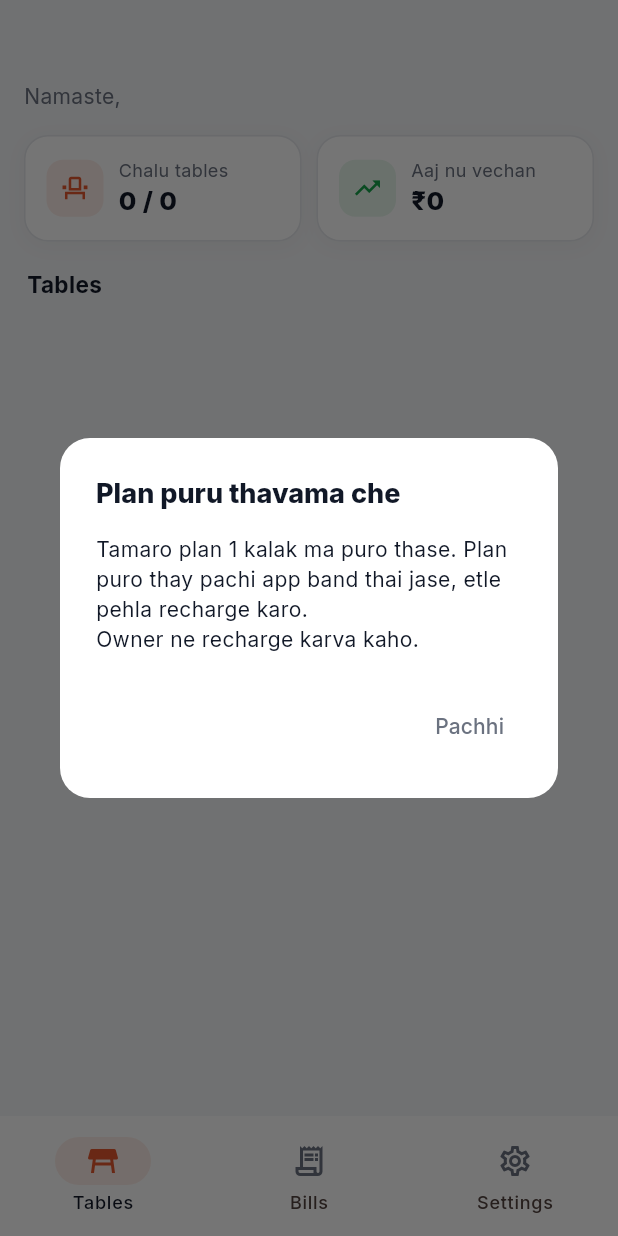
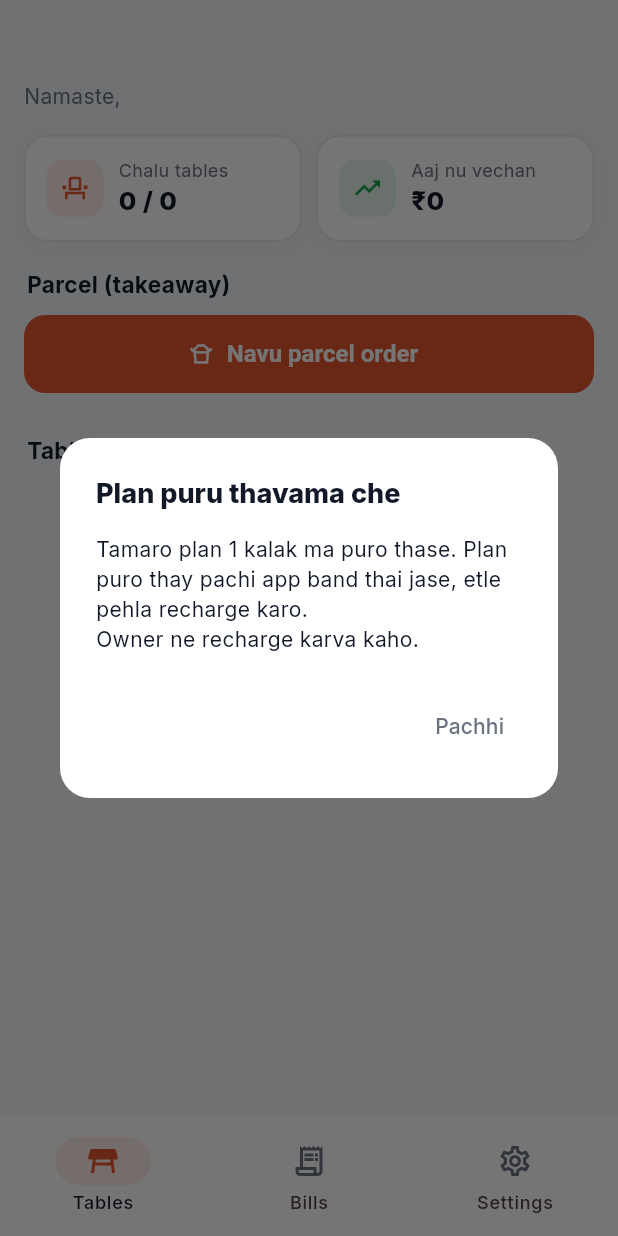
Before and after one commit to gohilyashm2007-glitch/my-order, a Flutter app: the Home screen opened directly with empty values, on a phone screen of 412 x 824 dp. Run offline on Flutter 3.47's test engine with Material 3 defaults, Android fonts, the phone set to English and light mode, and no system bars; our stand-ins replace cloud_firestore, firebase_auth, firebase_core, google_fonts, image_picker, share_plus; accounts and stored records are empty.

Commit message:
Refactor order handling for parcels and tables
Refactor order handling to distinguish between parcel and table orders. Update order display and save logic accordingly.

```diff
--- a/lib/main.dart
+++ b/lib/main.dart
@@ -123,7 +123,7 @@ String genCode() {
 }
 
 String billText(String shop, Json o) {
-  final b = StringBuffer('$shop\nTable ${o['table']}\n--------------------\n');
+  final b = StringBuffer('$shop\n${orderName(o)}\n--------------------\n');
   for (final g in grouped(o)) {
     b.writeln('${g['n']} x${g['q']}   ${rs(_n(g['p']) * _n(g['q']))}');
   }
@@ -280,6 +280,19 @@ String planLeftText(DateTime? end) {
   if (left.inDays >= 1) return 'Baki ${left.inDays} divas  ·  $date sudhi';
   return 'Baki ${max(1, left.inHours)} kalak';
 }
+
+/// Parcel (takeaway) order: table nathi hotu. Naam/label optional.
+bool isParcel(Json o) => '${o['type'] ?? ''}' == 'parcel';
+
+String orderName(Json o) {
+  if (!isParcel(o)) return 'Table ${o['table']}';
+  final l = '${o['label'] ?? ''}'.trim();
+  if (l.isNotEmpty) return 'Parcel  ·  $l';
+  final t = o['created'];
+  return t is Timestamp ? 'Parcel  ·  ${fmtTime(t.toDate())}' : 'Parcel';
+}
+
+String orderBadge(Json o) => isParcel(o) ? 'P' : 'T${o['table']}';
 
 String fmtTime(DateTime d) {
   final h = d.hour % 12 == 0 ? 12 : d.hour % 12;
@@ -582,7 +595,7 @@ class BillCard extends StatelessWidget {
         const SizedBox(height: 10),
         Text(shop, textAlign: TextAlign.center, style: const TextStyle(fontSize: 20, fontWeight: FontWeight.w800)),
         const SizedBox(height: 2),
-        Text('Table ${o['table']}  ·  ${when()}', textAlign: TextAlign.center, style: const TextStyle(color: kMute, fontSize: 12.5)),
+        Text('${orderName(o)}  ·  ${when()}', textAlign: TextAlign.center, style: const TextStyle(color: kMute, fontSize: 12.5)),
         dash(),
         cols('Item', 'Qty', 'Rate', 'Rakam', head: true),
         for (final g in items) cols('${g['n']}', '${_n(g['q']).toInt()}', rs(_n(g['p'])), rs(_n(g['p']) * _n(g['q']))),
@@ -1819,10 +1832,18 @@ class TablesPage extends StatelessWidget {
         stream: c.col('orders').where('status', isEqualTo: 'open').snapshots(),
         builder: (_, s) {
           final by = <int, Json>{};
+          final List<QDoc> parcels = [];
           for (final d in s.data?.docs ?? <QDoc>[]) {
-            by[_n(d.data()['table']).toInt()] = d.data();
+            if (isParcel(d.data())) {
+              parcels.add(d);
+            } else {
+              by[_n(d.data()['table']).toInt()] = d.data();
+            }
           }
-          final openTotal = by.values.fold<num>(0, (a, o) => a + orderTotal(o));
+          parcels.sort((a, b) => ((a.data()['created'] as Timestamp?)?.millisecondsSinceEpoch ?? 9007199254740000)
+              .compareTo((b.data()['created'] as Timestamp?)?.millisecondsSinceEpoch ?? 9007199254740000));
+          final openTotal = by.values.fold<num>(0, (a, o) => a + orderTotal(o)) +
+              parcels.fold<num>(0, (a, d) => a + orderTotal(d.data()));
           final now = DateTime.now();
           return Pg(c.name, sub: 'Namaste, ${c.uname}', children: [
             Row(children: [
@@ -1841,6 +1862,36 @@ class TablesPage extends StatelessWidget {
                   ),
                 ),
             ]),
+            sectionTitle('Parcel (takeaway)'),
+            FilledButton.icon(
+              onPressed: () => newParcel(context),
+              icon: const Icon(Icons.takeout_dining_outlined),
+              label: const Text('Navu parcel order'),
+            ),
+            const SizedBox(height: 10),
+            for (final d in parcels)
+              Surface(
+                margin: const EdgeInsets.only(bottom: 10),
+                color: kBrandSoft,
+                border: kBrandLine,
+                padding: const EdgeInsets.fromLTRB(14, 12, 14, 12),
+                onTap: () => Navigator.push(
+                    context,
+                    MaterialPageRoute(
+                        builder: (_) => OrderPage(
+                            c: c, table: 0, parcel: true, orderId: d.id, label: '${d.data()['label'] ?? ''}'))),
+                child: Row(children: [
+                  const Icon(Icons.takeout_dining_outlined, color: kBrand),
+                  const SizedBox(width: 12),
+                  Expanded(
+                    child: Column(crossAxisAlignment: CrossAxisAlignment.start, children: [
+                      Text(orderName(d.data()), maxLines: 1, overflow: TextOverflow.ellipsis, style: const TextStyle(fontWeight: FontWeight.w800, fontSize: 16)),
+                      Text('${grouped(d.data()).length} item', style: const TextStyle(color: kMute, fontSize: 12.5)),
+                    ]),
+                  ),
+                  Text(rs(orderTotal(d.data())), style: const TextStyle(fontWeight: FontWeight.w800, fontSize: 16, color: kBrand)),
+                ]),
+              ),
             sectionTitle('Tables'),
             GridView.count(
               crossAxisCount: 3,
@@ -1854,6 +1905,16 @@ class TablesPage extends StatelessWidget {
           ]);
         },
       );
+
+  Future<void> newParcel(BuildContext context) async {
+    final v = await askForm(context, 'Navu parcel', ['Customer nu naam (optional)']);
+    if (v == null || !context.mounted) return;
+    Navigator.push(
+        context,
+        MaterialPageRoute(
+            builder: (_) => OrderPage(
+                c: c, table: 0, parcel: true, orderId: 'parcel_${DateTime.now().microsecondsSinceEpoch}', label: v[0])));
+  }
 
   Widget tile(BuildContext context, int t, Json? o) {
     final open = o != null;
@@ -1880,7 +1941,10 @@ class TablesPage extends StatelessWidget {
 class OrderPage extends StatefulWidget {
   final Ctx c;
   final int table;
-  const OrderPage({required this.c, required this.table, super.key});
+  final bool parcel;
+  final String? orderId;
+  final String label;
+  const OrderPage({required this.c, required this.table, this.parcel = false, this.orderId, this.label = '', super.key});
   @override
   State<OrderPage> createState() => _OrderPageState();
 }
@@ -1890,7 +1954,9 @@ class _OrderPageState extends State<OrderPage> {
   String q = '', cat = '';
   bool busy = false;
 
-  Future<void> save(List<QDoc> menu) async {
+  String get docId => widget.orderId ?? 'open_${widget.table}';
+
+  Future<void> save(List<QDoc> menu, bool isNew) async {
     final adds = <Json>[];
     for (final m in menu) {
       final n = qty[m.id] ?? 0;
@@ -1908,11 +1974,14 @@ class _OrderPageState extends State<OrderPage> {
     if (adds.isEmpty) return;
     setState(() => busy = true);
     final c = widget.c;
-    final ref = c.col('orders').doc('open_${widget.table}');
+    final ref = c.col('orders').doc(docId);
     final ok = await run(
         context,
         () => ref.set({
-              'table': widget.table,
+              'table': widget.parcel ? 0 : widget.table,
+              'type': widget.parcel ? 'parcel' : 'table',
+              if (widget.parcel) 'label': widget.label.trim(),
+              if (widget.parcel && isNew) 'created': FieldValue.serverTimestamp(),
               'status': 'open',
               'items': FieldValue.arrayUnion(adds),
               'by': c.uname,
@@ -1946,9 +2015,9 @@ class _OrderPageState extends State<OrderPage> {
   Widget build(BuildContext context) {
     final c = widget.c;
     return Scaffold(
-      appBar: AppBar(title: Text('Table ${widget.table}')),
+      appBar: AppBar(title: Text(widget.parcel ? (widget.label.trim().isEmpty ? 'Parcel' : 'Parcel  ·  ${widget.label.trim()}') : 'Table ${widget.table}')),
       body: StreamBuilder<DocumentSnapshot<Json>>(
-        stream: c.col('orders').doc('open_${widget.table}').snapshots(),
+        stream: c.col('orders').doc(docId).snapshots(),
         builder: (_, os) => StreamBuilder<QuerySnapshot<Json>>(
           stream: c.col('menu').snapshots(),
           builder: (_, ms) {
@@ -2066,7 +2135,7 @@ class _OrderPageState extends State<OrderPage> {
                     const SizedBox(width: 20),
                     Expanded(
                       child: FilledButton(
-                          onPressed: (busy || count == 0) ? null : () => save(menu),
+                          onPressed: (busy || count == 0) ? null : () => save(menu, cur == null),
                           child: busy
                               ? const SizedBox(width: 22, height: 22, child: CircularProgressIndicator(strokeWidth: 2.5, color: Colors.white))
                               : const Text('Order save karo')),
@@ -2135,6 +2204,9 @@ class BillsPage extends StatelessWidget {
     final batch = db.batch();
     batch.set(c.col('orders').doc(), {
       'table': o['table'],
+      'type': o['type'] ?? 'table',
+      'label': o['label'] ?? '',
+      'created': o['created'],
       'status': 'paid',
       'items': o['items'],
       'paidTs': FieldValue.serverTimestamp(),
@@ -2148,7 +2220,7 @@ class BillsPage extends StatelessWidget {
     final ok = await run(context, () => batch.commit(), queued: 'Bill close thayu (offline). Internet aave tyare sync thase');
     if (ok && context.mounted) {
       final paidO = <String, dynamic>{...o, 'pay': mode};
-      toast(context, 'Table ${o['table']} nu bill ${rs(orderTotal(o))} ($mode) close thayu',
+      toast(context, '${orderName(o)} nu bill ${rs(orderTotal(o))} ($mode) close thayu',
           action: 'Bill moklo', onAction: () {
         if (context.mounted) showBill(context, c.name, paidO, pay: mode, auto: true);
       });
@@ -2160,7 +2232,7 @@ class BillsPage extends StatelessWidget {
         stream: c.col('orders').where('status', isEqualTo: 'open').snapshots(),
         builder: (_, s) {
           final List<QDoc> docs = [...(s.data?.docs ?? <QDoc>[])]
-            ..sort((a, b) => _n(a['table']).compareTo(_n(b['table'])));
+            ..sort((a, b) => (isParcel(a.data()) ? 1000 : _n(a['table'])).compareTo(isParcel(b.data()) ? 1000 : _n(b['table'])));
           return Pg('Bills',
               sub: '${docs.length} chalu bill',
               trailing: TextButton.icon(
@@ -2178,9 +2250,9 @@ class BillsPage extends StatelessWidget {
                       Container(
                           padding: const EdgeInsets.symmetric(horizontal: 10, vertical: 6),
                           decoration: BoxDecoration(color: kBrandSoft, borderRadius: BorderRadius.circular(10)),
-                          child: Text('T${d['table']}', style: const TextStyle(color: kBrand, fontWeight: FontWeight.w800))),
+                          child: Text(orderBadge(d.data()), style: const TextStyle(color: kBrand, fontWeight: FontWeight.w800))),
                       const SizedBox(width: 10),
-                      Text('Table ${d['table']}', style: const TextStyle(fontSize: 18, fontWeight: FontWeight.w800)),
+                      Flexible(child: Text(orderName(d.data()), maxLines: 1, overflow: TextOverflow.ellipsis, style: const TextStyle(fontSize: 18, fontWeight: FontWeight.w800))),
                     ]),
                     Text(rs(orderTotal(d.data())), style: const TextStyle(fontSize: 20, fontWeight: FontWeight.w800)),
                   ]),
@@ -2296,7 +2368,7 @@ class _HistoryPageState extends State<HistoryPage> {
                     margin: const EdgeInsets.only(bottom: 10),
                     child: Column(crossAxisAlignment: CrossAxisAlignment.start, children: [
                       Row(children: [
-                        Text('Table ${e.value['table']}', style: const TextStyle(fontSize: 17, fontWeight: FontWeight.w800)),
+                        Flexible(child: Text(orderName(e.value.data()), maxLines: 1, overflow: TextOverflow.ellipsis, style: const TextStyle(fontSize: 17, fontWeight: FontWeight.w800))),
                         const SizedBox(width: 8),
                         pill('${e.value.data()['pay'] ?? 'Cash'}', bg: kOkSoft, fg: kOk),
                         const Spacer(),
```
